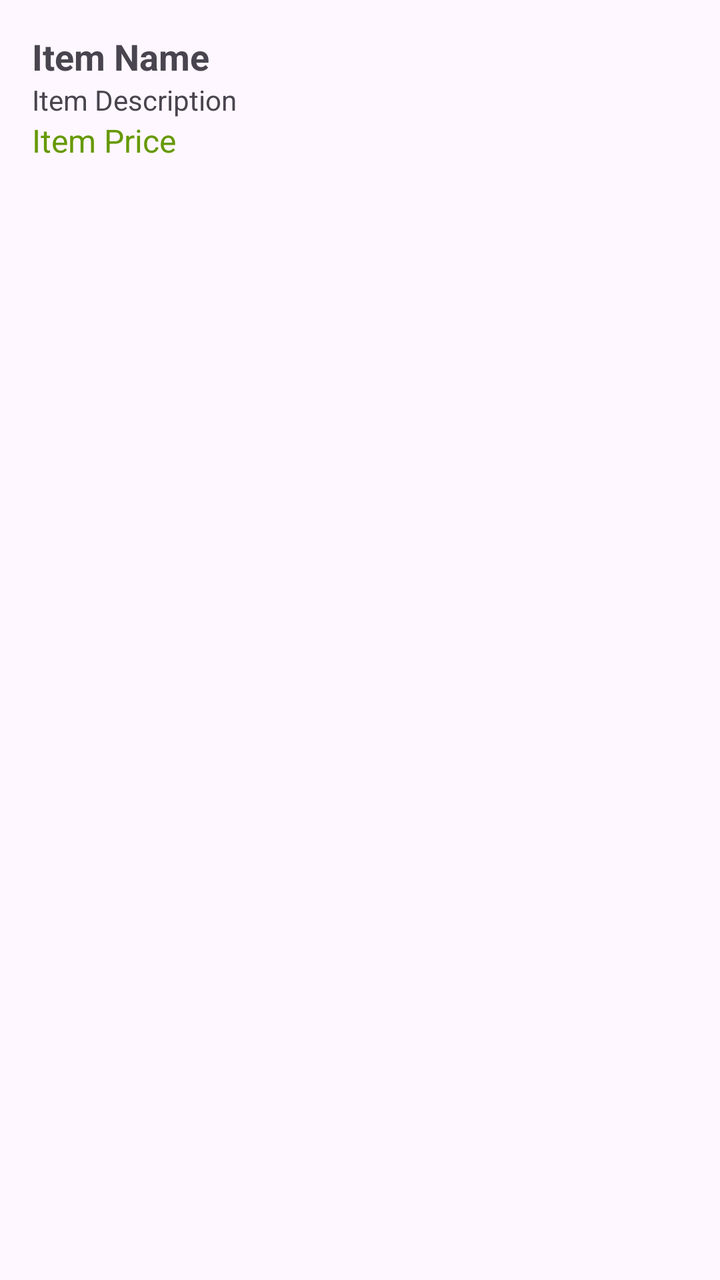
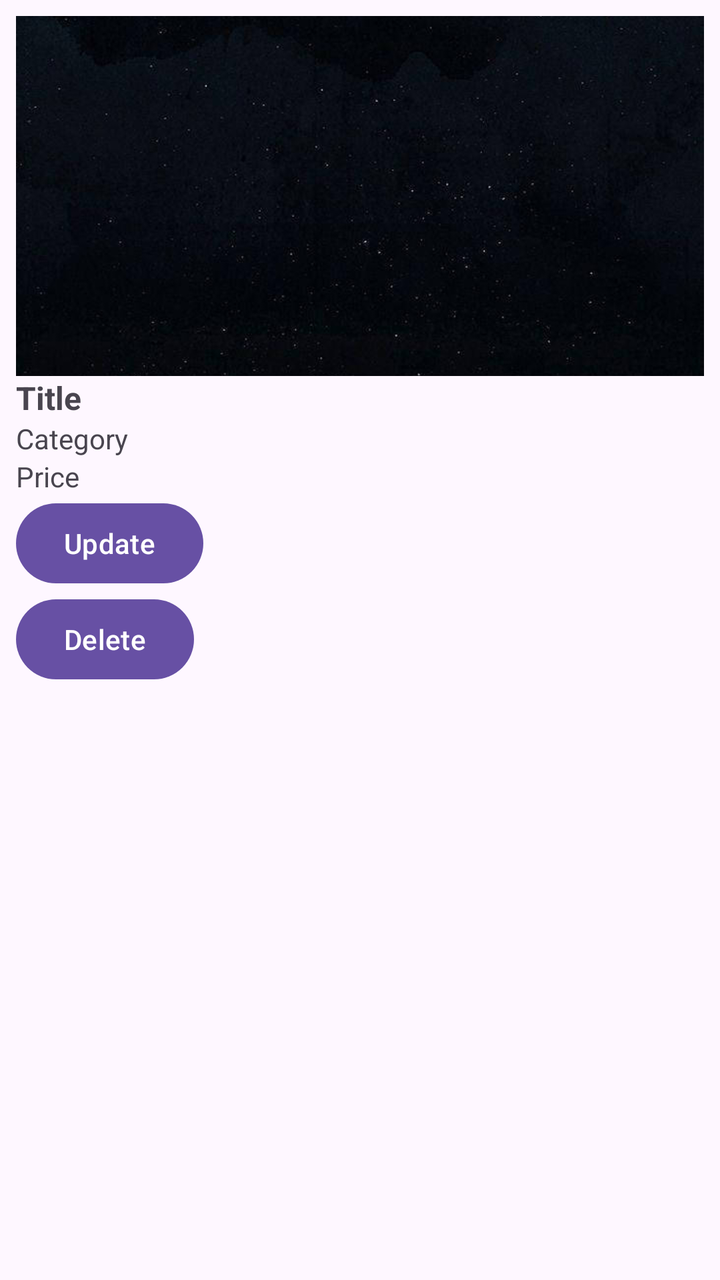

Compare the two renders of this Android layout. The source of the first and the diff that turns it into the second are given below.
<!-- AndroidManifest.xml: application theme Theme.MyApplication -->
<!-- res/layout/item_listing.xml -->
<?xml version="1.0" encoding="utf-8"?>
<LinearLayout xmlns:android="http://schemas.android.com/apk/res/android"
    android:layout_width="match_parent"
    android:layout_height="wrap_content"
    android:orientation="vertical"
    android:padding="16dp">

    <TextView
        android:id="@+id/itemNameTextView"
        android:layout_width="wrap_content"
        android:layout_height="wrap_content"
        android:text="Item Name"
        android:textSize="18sp"
        android:textStyle="bold" />

    <TextView
        android:id="@+id/itemDescriptionTextView"
        android:layout_width="wrap_content"
        android:layout_height="wrap_content"
        android:text="Item Description"
        android:textSize="14sp" />

    <TextView
        android:id="@+id/itemPriceTextView"
        android:layout_width="wrap_content"
        android:layout_height="wrap_content"
        android:text="Item Price"
        android:textSize="16sp"
        android:textColor="@android:color/holo_green_dark" />
</LinearLayout>
<!-- resources referenced by this layout -->
<resources>
  <style name="Theme.MyApplication" parent="Base.Theme.MyApplication" />
  <style name="Base.Theme.MyApplication" parent="Theme.Material3.DayNight.NoActionBar">
          
          
      </style>
</resources>

<!-- the commit's change to res/layout/item_listing.xml (unified diff, before → after) -->
@@ -1,30 +1,44 @@
-<?xml version="1.0" encoding="utf-8"?>
 <LinearLayout xmlns:android="http://schemas.android.com/apk/res/android"
     android:layout_width="match_parent"
     android:layout_height="wrap_content"
     android:orientation="vertical"
-    android:padding="16dp">
+    android:padding="8dp">
+
+    <ImageView
+        android:id="@+id/itemImage"
+        android:layout_width="match_parent"
+        android:layout_height="180dp"
+        android:scaleType="centerCrop"
+        android:src="@drawable/background" />
+    <TextView
+        android:id="@+id/itemTitleTextView"
+        android:layout_width="wrap_content"
+        android:layout_height="wrap_content"
+        android:textStyle="bold"
+        android:textSize="16sp"
+        android:text="Title" />
 
     <TextView
-        android:id="@+id/itemNameTextView"
+        android:id="@+id/itemCategoryTextView"
         android:layout_width="wrap_content"
         android:layout_height="wrap_content"
-        android:text="Item Name"
-        android:textSize="18sp"
-        android:textStyle="bold" />
-
-    <TextView
-        android:id="@+id/itemDescriptionTextView"
-        android:layout_width="wrap_content"
-        android:layout_height="wrap_content"
-        android:text="Item Description"
-        android:textSize="14sp" />
+        android:text="Category" />
 
     <TextView
         android:id="@+id/itemPriceTextView"
         android:layout_width="wrap_content"
         android:layout_height="wrap_content"
-        android:text="Item Price"
-        android:textSize="16sp"
-        android:textColor="@android:color/holo_green_dark" />
+        android:text="Price" />
+
+    <Button
+        android:id="@+id/btnUpdate"
+        android:layout_width="wrap_content"
+        android:layout_height="wrap_content"
+        android:text="Update" />
+
+    <Button
+        android:id="@+id/btnDelete"
+        android:layout_width="wrap_content"
+        android:layout_height="wrap_content"
+        android:text="Delete" />
 </LinearLayout>
<!-- resource entries referenced after the edit -->
@@ -1,5 +1,6 @@
 <!-- resources referenced by this layout -->
 <resources>
+  <!-- drawable background: jpg bitmap (drawable, 57994 bytes) -->
   <style name="Theme.MyApplication" parent="Base.Theme.MyApplication" />
   <style name="Base.Theme.MyApplication" parent="Theme.Material3.DayNight.NoActionBar">
           
